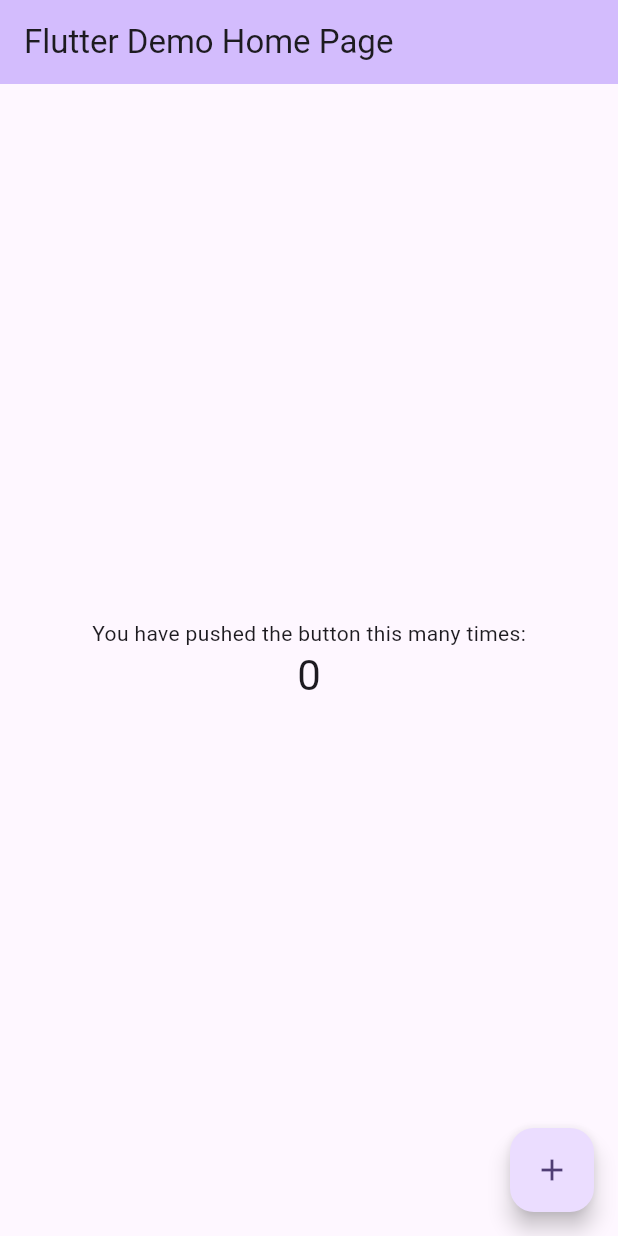
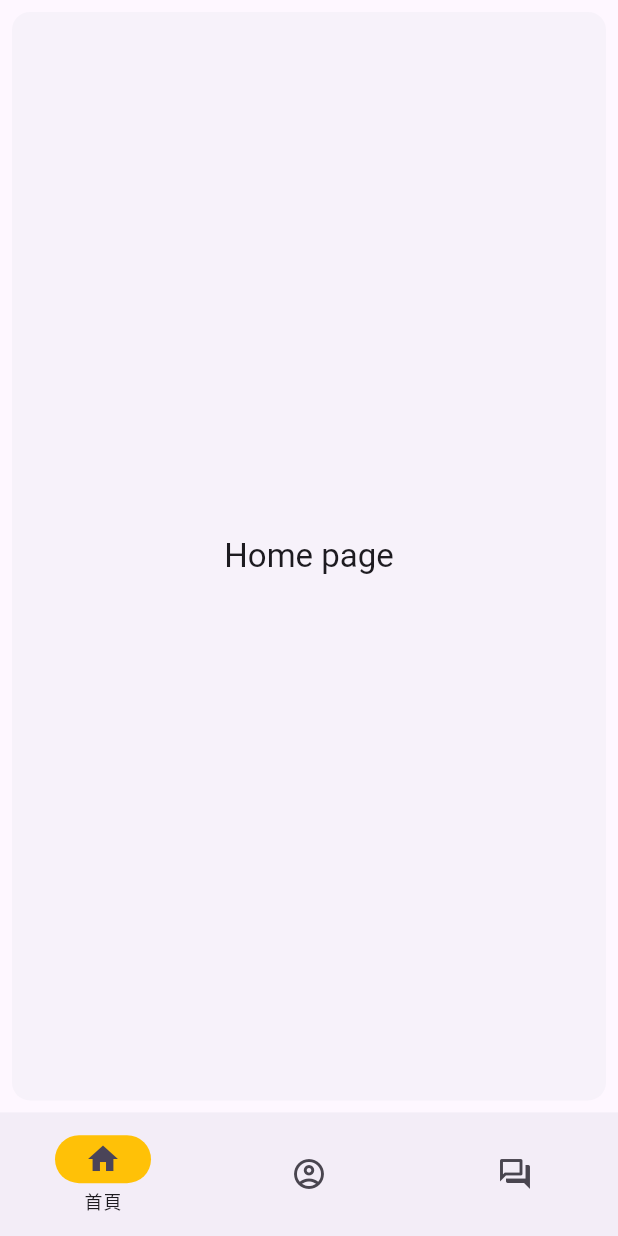
Before and after one commit to MonkeyKao/welfare, a Flutter app: the screen it shows after launch, on a phone screen of 412 x 824 dp. Run offline on Flutter 3.47's test engine with Material 3 defaults, Android fonts, the phone set to English and light mode, and no system bars; our stand-ins replace webview_flutter.

Commit message:
feat(app):app基礎功能搭建完畢

```diff
--- a/app/lib/main.dart
+++ b/app/lib/main.dart
@@ -1,4 +1,5 @@
 import 'package:flutter/material.dart';
+import 'screens/home_screen.dart';  // 引入 HomeScreen
 
 void main() {
   runApp(const MyApp());
@@ -7,119 +8,14 @@
 class MyApp extends StatelessWidget {
   const MyApp({super.key});
 
-  // This widget is the root of your application.
   @override
   Widget build(BuildContext context) {
     return MaterialApp(
       title: 'Flutter Demo',
       theme: ThemeData(
-        // This is the theme of your application.
-        //
-        // TRY THIS: Try running your application with "flutter run". You'll see
-        // the application has a purple toolbar. Then, without quitting the app,
-        // try changing the seedColor in the colorScheme below to Colors.green
-        // and then invoke "hot reload" (save your changes or press the "hot
-        // reload" button in a Flutter-supported IDE, or press "r" if you used
-        // the command line to start the app).
-        //
-        // Notice that the counter didn't reset back to zero; the application
-        // state is not lost during the reload. To reset the state, use hot
-        // restart instead.
-        //
-        // This works for code too, not just values: Most code changes can be
-        // tested with just a hot reload.
-        colorScheme: ColorScheme.fromSeed(seedColor: Colors.deepPurple),
-        useMaterial3: true,
+        primarySwatch: Colors.blue,
       ),
-      home: const MyHomePage(title: 'Flutter Demo Home Page'),
+      home: const HomeScreen(),  // 設定 HomeScreen 為主頁
     );
   }
 }
-
-class MyHomePage extends StatefulWidget {
-  const MyHomePage({super.key, required this.title});
-
-  // This widget is the home page of your application. It is stateful, meaning
-  // that it has a State object (defined below) that contains fields that affect
-  // how it looks.
-
-  // This class is the configuration for the state. It holds the values (in this
-  // case the title) provided by the parent (in this case the App widget) and
-  // used by the build method of the State. Fields in a Widget subclass are
-  // always marked "final".
-
-  final String title;
-
-  @override
-  State<MyHomePage> createState() => _MyHomePageState();
-}
-
-class _MyHomePageState extends State<MyHomePage> {
-  int _counter = 0;
-
-  void _incrementCounter() {
-    setState(() {
-      // This call to setState tells the Flutter framework that something has
-      // changed in this State, which causes it to rerun the build method below
-      // so that the display can reflect the updated values. If we changed
-      // _counter without calling setState(), then the build method would not be
-      // called again, and so nothing would appear to happen.
-      _counter++;
-    });
-  }
-
-  @override
-  Widget build(BuildContext context) {
-    // This method is rerun every time setState is called, for instance as done
-    // by the _incrementCounter method above.
-    //
-    // The Flutter framework has been optimized to make rerunning build methods
-    // fast, so that you can just rebuild anything that needs updating rather
-    // than having to individually change instances of widgets.
-    return Scaffold(
-      appBar: AppBar(
-        // TRY THIS: Try changing the color here to a specific color (to
-        // Colors.amber, perhaps?) and trigger a hot reload to see the AppBar
-        // change color while the other colors stay the same.
-        backgroundColor: Theme.of(context).colorScheme.inversePrimary,
-        // Here we take the value from the MyHomePage object that was created by
-        // the App.build method, and use it to set our appbar title.
-        title: Text(widget.title),
-      ),
-      body: Center(
-        // Center is a layout widget. It takes a single child and positions it
-        // in the middle of the parent.
-        child: Column(
-          // Column is also a layout widget. It takes a list of children and
-          // arranges them vertically. By default, it sizes itself to fit its
-          // children horizontally, and tries to be as tall as its parent.
-          //
-          // Column has various properties to control how it sizes itself and
-          // how it positions its children. Here we use mainAxisAlignment to
-          // center the children vertically; the main axis here is the vertical
-          // axis because Columns are vertical (the cross axis would be
-          // horizontal).
-          //
-          // TRY THIS: Invoke "debug painting" (choose the "Toggle Debug Paint"
-          // action in the IDE, or press "p" in the console), to see the
-          // wireframe for each widget.
-          mainAxisAlignment: MainAxisAlignment.center,
-          children: <Widget>[
-            const Text(
-              'You have pushed the button this many times:',
-            ),
-            Text(
-              '$_counter',
-              style: Theme.of(context).textTheme.headlineMedium,
-            ),
-          ],
-        ),
-      ),
-      floatingActionButton: FloatingActionButton(
-        onPressed: _incrementCounter,
-        tooltip: 'Increment',
-        child: const Icon(Icons.add),
-      ), // This trailing comma makes auto-formatting nicer for build methods.
-    );
-  }
-}
--- /dev/null
+++ b/app/lib/screens/home_screen.dart
@@ -0,0 +1,37 @@
+import 'package:flutter/material.dart';
+import '../widgets/bottom_menu.dart';
+
+
+class HomeScreen extends StatelessWidget {
+  const HomeScreen({super.key});
+
+  @override
+  Widget build(BuildContext context) {
+    return Scaffold(
+      bottomNavigationBar: const BottomMneu(),
+      body: Center(
+        child: Column(
+          mainAxisAlignment: MainAxisAlignment.center,
+          children: <Widget>[
+            const Text(
+              'Welcome to the Home Screen!',
+              style: TextStyle(fontSize: 24),
+            ),
+            const SizedBox(height: 20),
+            ElevatedButton(
+              onPressed: () {
+                _showMessage(context);
+              },
+              child: const Text('Press Me'),
+            ),
+          ],
+        ),
+      ),
+    );
+  }
+
+  void _showMessage(BuildContext context) {
+    const snackBar =  SnackBar(content: Text('Button Pressed!'));
+    ScaffoldMessenger.of(context).showSnackBar(snackBar);
+  }
+}
--- /dev/null
+++ b/app/lib/widgets/bottom_menu.dart
@@ -0,0 +1,86 @@
+// ignore: file_names
+import 'package:flutter/material.dart';
+import 'package:webview_flutter/webview_flutter.dart';
+
+class BottomMneu extends StatefulWidget {
+  const BottomMneu({super.key});
+
+  @override
+  State<StatefulWidget> createState() => _BottomMneu();
+
+}
+
+class _BottomMneu extends State<BottomMneu> {
+
+  WebViewController controller = WebViewController()
+  ..setJavaScriptMode(JavaScriptMode.unrestricted)
+  ..loadRequest(Uri.parse('https://www.youtube.com/'));
+
+  int currentIndex = 0;
+  NavigationDestinationLabelBehavior labelBehavior =
+      NavigationDestinationLabelBehavior.onlyShowSelected;
+
+
+  @override
+  Widget build(BuildContext context) {
+    final themeData = Theme.of(context);
+    final screenHeight = MediaQuery.of(context).size.height;
+    return Scaffold(
+      bottomNavigationBar: NavigationBar(
+        labelBehavior: labelBehavior,
+        onDestinationSelected: (int index) {
+          setState(() {
+            currentIndex = index;
+          });
+        },
+        height: screenHeight*0.1,
+        indicatorColor: Colors.amber,
+        selectedIndex: currentIndex,
+        destinations: const <Widget>[
+          NavigationDestination(
+            selectedIcon: Icon(Icons.home),
+            icon: Icon(Icons.home_outlined),
+            label: '首頁',
+          ),
+          NavigationDestination(
+            icon: Icon(Icons.account_circle_outlined),
+            selectedIcon: Icon(Icons.account_circle),
+            label: '用戶',
+          ),
+          NavigationDestination(
+            icon: Icon(Icons.question_answer_outlined),
+            selectedIcon: Icon(Icons.question_answer),
+            label: 'Q&A',
+          ),
+        ],
+      ),
+      body: <Widget>[
+        Card(
+          shadowColor: Colors.transparent,
+          margin: const EdgeInsets.all(8.0),
+          child: SizedBox.expand(
+            child: Center(
+              child: Text(
+                'Home page',
+                style: themeData.textTheme.titleLarge,
+              ),
+            ),
+          ),
+        ),
+        WebViewWidget(controller: controller),
+        Card(
+          shadowColor: Colors.transparent,
+          margin: const EdgeInsets.all(8.0),
+          child: SizedBox.expand(
+            child: Center(
+              child: Text(
+                'QA page',
+                style: themeData.textTheme.titleLarge,
+              ),
+            ),
+          ),
+        ),
+      ][currentIndex],
+    );
+  }
+}
--- a/app/pubspec.yaml
+++ b/app/pubspec.yaml
@@ -30,6 +30,7 @@ environment:
 dependencies:
   flutter:
     sdk: flutter
+  webview_flutter: ^4.0.7
 
 
   # The following adds the Cupertino Icons font to your application.
```
Also changed, not shown: app/lib/models/user.dart (added, +54 -0 lines), app/lib/screens/account_screen.dart (added), app/lib/screens/qa_screen.dart (added), app/pubspec.lock, 3 other files.
